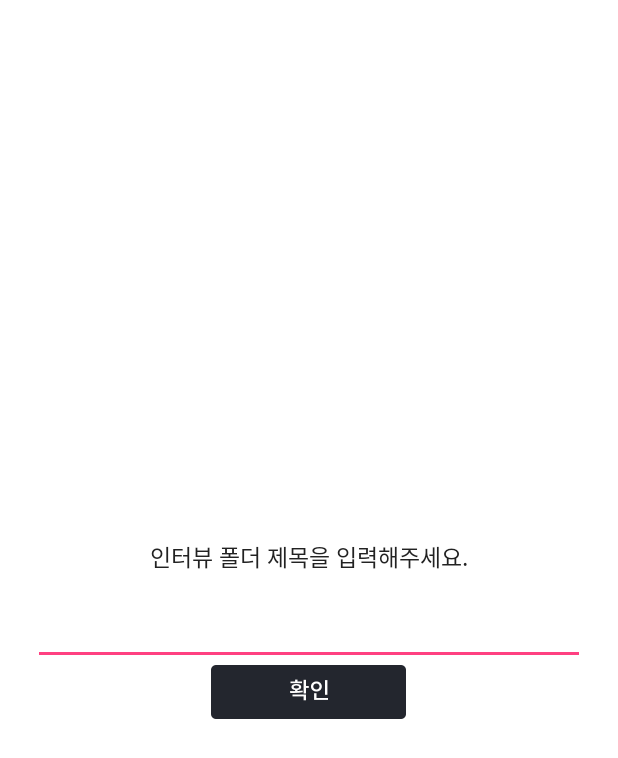
After one commit to dudeh534/interviewProject, an Android app: the layout popup_gonggu_join.xml on its own in the app's theme, with its tools: preview values and no code run, on a phone screen of 412 x 824 dp. The commit adds this screen. Shown: the top 758 px of the screen. Run offline under Robolectric (Android 15) with nearby library versions, the phone set to English and light mode, and no system bars.

Commit message:
floating button

```diff
--- /dev/null
+++ b/app/src/main/res/layout/popup_gonggu_join.xml
@@ -0,0 +1,29 @@
+<?xml version="1.0" encoding="utf-8"?>
+<LinearLayout
+    xmlns:android="http://schemas.android.com/apk/res/android"
+    android:orientation="vertical"
+    android:layout_width="match_parent"
+    android:layout_height="match_parent"
+    android:gravity="center"
+    android:padding="22dp"
+    android:background="#ffffff">
+    <TextView
+        android:layout_width="match_parent"
+        android:layout_height="wrap_content"
+        android:gravity="center"
+        android:padding="15dp"
+        android:text="인터뷰 폴더 제목을 입력해주세요."
+        android:textSize="15dp"
+        android:textColor="#222222"/>
+
+    <EditText
+        android:layout_width="match_parent"
+        android:layout_height="wrap_content"
+        android:id="@+id/editText" />
+
+    <ImageButton
+        android:layout_width="130dp"
+        android:layout_height="36dp"
+        android:background="@drawable/button_accept"
+        android:id="@+id/join_popup_check" />
+</LinearLayout>
```
Also changed, not shown: app/src/main/java/fighting/teamsixteen/unithon/interviewproj/GroupListActivity.java (+66 -0 lines), app/src/main/res/drawable/button_accept.png (added).
